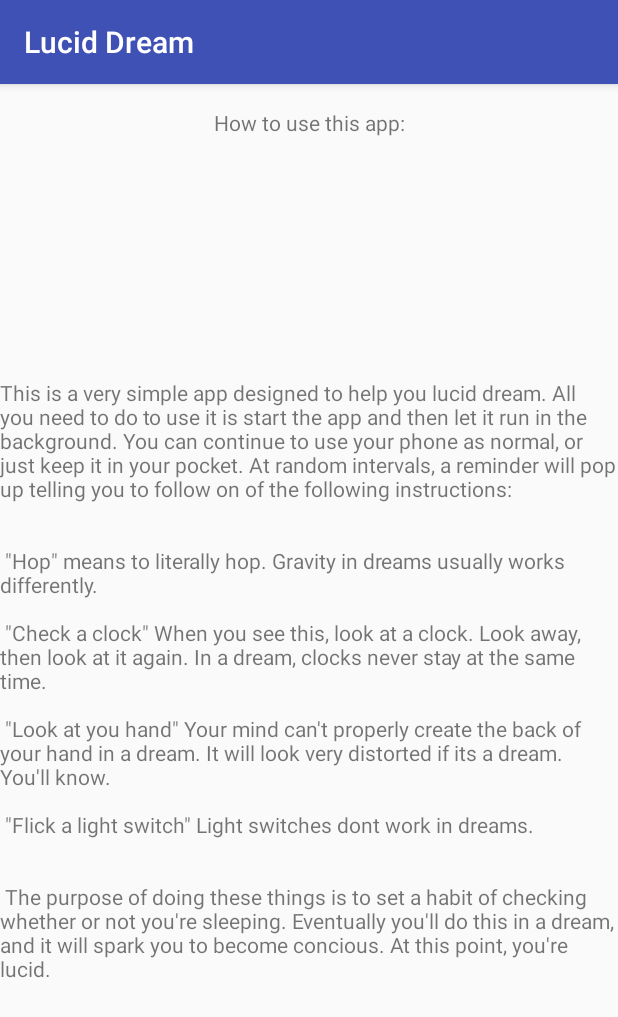
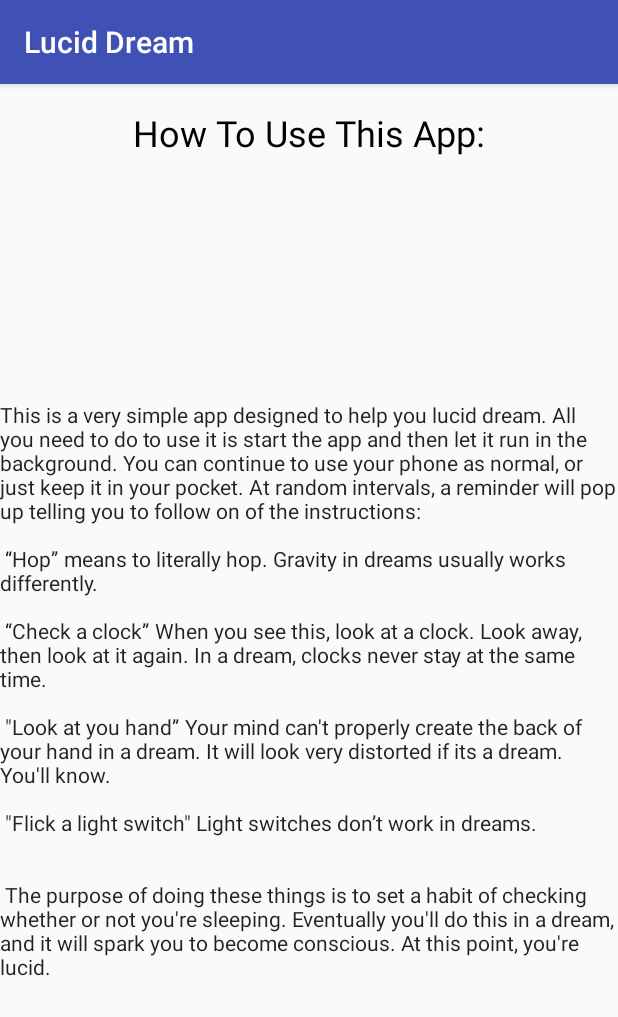
Before and after one commit to Jaked222/AreYouAwake, an Android app: the screen it shows after launch (MainActivity), on a phone screen of 412 x 824 dp. Shown: the top 1017 px of the screen. Run offline under Robolectric (Android 15) with nearby library versions, the phone set to English and light mode, and no system bars.

Commit message:
fixed text. went back to sleep function instead of alarmmanager.

```diff
--- a/app/src/main/java/com/example/jakeduncan/luciddream/MainActivity.java
+++ b/app/src/main/java/com/example/jakeduncan/luciddream/MainActivity.java
@@ -3,7 +3,6 @@ package com.example.jakeduncan.luciddream;
 import android.content.Intent;
 import android.os.Bundle;
 import android.support.v7.app.AppCompatActivity;
-import android.widget.TextView;
 
 
 public class MainActivity extends AppCompatActivity {
@@ -13,21 +12,6 @@ public class MainActivity extends AppCompatActivity {
         super.onCreate(savedInstanceState);
         setContentView(R.layout.activity_main);
 
-        TextView title = (TextView) findViewById(R.id.textView4);
-        TextView info = (TextView) findViewById(R.id.textView5);
-        title.setText("How to use this app:");
-        info.setText("This is a very simple app designed to help you lucid dream. All you need to do to use it is " +
-                "start the app and then let it run in the background. You can continue to use your phone as " +
-                "normal, or just keep it in your pocket. At random intervals, a reminder will pop up telling " +
-                "you to follow on of the following instructions: \n\n\n \"Hop\" means to literally hop. Gravity in " +
-                "dreams usually works differently. \n\n \"Check a clock\" When you see this, look at a clock." +
-                " Look away, then look at it again. In a dream, clocks never stay at the same time. " +
-                " \n\n \"Look at you hand\" Your mind can\'t properly create the back of your hand in a dream. " +
-                "It will look very distorted if its a dream. You\'ll know. \n\n \"Flick a light switch\" Light " +
-                "switches dont work in dreams. \n\n \n The purpose of doing these things is to set a habit of checking " +
-                "whether or not you\'re sleeping. Eventually you\'ll do this in a dream, and it will spark you to " +
-                "become concious. At this point, you\'re lucid.");
-
         Intent intent = new Intent(this, NotificationService.class);
         startService(intent);
     }
--- a/app/src/main/java/com/example/jakeduncan/luciddream/NotificationService.java
+++ b/app/src/main/java/com/example/jakeduncan/luciddream/NotificationService.java
@@ -1,9 +1,7 @@
 package com.example.jakeduncan.luciddream;
 
-import android.app.AlarmManager;
 import android.app.IntentService;
 import android.app.NotificationManager;
-import android.app.PendingIntent;
 import android.content.Context;
 import android.content.Intent;
 import android.os.Vibrator;
@@ -11,8 +9,9 @@ import android.support.v4.app.NotificationCompat;
 import android.util.Log;
 
 import java.util.ArrayList;
-import java.util.Calendar;
 import java.util.Random;
+
+import static java.lang.Thread.sleep;
 
 /**
  * Created by jakeduncan on 10/18/16.
@@ -26,14 +25,6 @@ public class NotificationService extends IntentService {
 
     public NotificationService() {
         super("Service");
-
-    }
-
-    @Override
-    protected void onHandleIntent(Intent intent) {
-        Log.d(TAG, "onHandleIntent: getting in");
-        Calendar cal = Calendar.getInstance();
-
         reminderList = new ArrayList();
         reminderList.add("Flick a Light Switch");
         reminderList.add("Hop");
@@ -41,8 +32,34 @@ public class NotificationService extends IntentService {
         reminderList.add("Look at the back of your hand");
 
 
+    }
+
+    @Override
+    protected void onHandleIntent(Intent intent) {
+        Log.d(TAG, "onHandleIntent: getting in");
 
 
+
+
+
+        makeNotification();
+
+//             Calender cal = Calnder.getInstance();
+//            AlarmManager alarm = (AlarmManager)getSystemService(Context.ALARM_SERVICE);
+//            PendingIntent pintent = PendingIntent.getService(getApplicationContext(), 0, intent, 0);
+//            alarm.cancel(pintent);
+//            alarm.setRepeating(AlarmManager.RTC_WAKEUP, cal.getTimeInMillis(), 5000, pintent);
+//
+        Random random = new Random();
+         try {
+            sleep(60000 * (random.nextInt(75) + 25));
+            startService(intent);
+        } catch (InterruptedException e) {
+            e.printStackTrace();
+        }
+    }
+
+    public void makeNotification(){
         Random random = new Random();
 
         NotificationCompat.Builder mBuilder =
@@ -58,19 +75,5 @@ public class NotificationService extends IntentService {
 
         Vibrator v = (Vibrator) getSystemService(Context.VIBRATOR_SERVICE);
         v.vibrate(300);
-
-            AlarmManager alarm = (AlarmManager)getSystemService(Context.ALARM_SERVICE);
-            PendingIntent pintent = PendingIntent.getService(getApplicationContext(), 0, intent, 0);
-            alarm.cancel(pintent);
-            alarm.setRepeating(AlarmManager.RTC_WAKEUP, cal.getTimeInMillis(), AlarmManager.INTERVAL_FIFTEEN_MINUTES, pintent);
-            //AlarmManager.INTERVAL_HOUR
-
-        // try {
-        //    sleep(5000);
-         //   startService(intent);
-     //   } catch (InterruptedException e) {
-      //      e.printStackTrace();
-      //  }
     }
-
 }
--- a/app/src/main/res/layout/activity_main.xml
+++ b/app/src/main/res/layout/activity_main.xml
@@ -8,10 +8,10 @@
     tools:context="com.example.jakeduncan.luciddream.MainActivity">
 
     <TextView
-        android:text="TextView"
+        android:text="How To Use This App:"
         android:layout_width="wrap_content"
         android:layout_height="wrap_content"
-        android:id="@+id/textView4"
+        android:id="@+id/titleView"
         android:layout_marginTop="16dp"
         app:layout_constraintTop_toTopOf="parent"
         android:layout_marginEnd="16dp"
@@ -19,13 +19,15 @@
         android:layout_marginRight="16dp"
         android:layout_marginStart="16dp"
         app:layout_constraintLeft_toLeftOf="parent"
-        android:layout_marginLeft="16dp" />
+        android:layout_marginLeft="16dp"
+        android:textAppearance="@style/TextAppearance.AppCompat.Headline"
+        android:textColor="@android:color/black" />
 
     <TextView
-        android:text="TextView"
+        android:text="@string/lucid"
         android:layout_width="wrap_content"
         android:layout_height="wrap_content"
-        android:id="@+id/textView5"
+        android:id="@+id/instructionsView"
         android:layout_marginEnd="16dp"
         app:layout_constraintRight_toRightOf="parent"
         android:layout_marginRight="16dp"
@@ -35,5 +37,7 @@
         app:layout_constraintBottom_toBottomOf="parent"
         android:layout_marginBottom="16dp"
         android:layout_marginTop="8dp"
-        app:layout_constraintTop_toBottomOf="@+id/textView4" />
+        app:layout_constraintTop_toBottomOf="@+id/titleView"
+        android:textAppearance="@style/TextAppearance.AppCompat.Body1"
+        android:fontFamily="sans-serif" />
 </android.support.constraint.ConstraintLayout>
--- a/app/src/main/res/values/strings.xml
+++ b/app/src/main/res/values/strings.xml
@@ -1,3 +1,11 @@
 <resources>
     <string name="app_name">Lucid Dream</string>
-   </resources>
+    <string name="lucid">This is a very simple app designed to help you lucid dream. All you need to do to use it is start the app and then let it run in the background.
+        You can continue to use your phone as normal, or just keep it in your pocket. At random intervals, a reminder will pop up telling you
+        to follow on of the instructions: \n \n “Hop” means to literally hop. Gravity in dreams usually works differently. \n\n
+        “Check a clock” When you see this, look at a clock. Look away, then look at it again. In a dream, clocks never stay at the same time. \n\n
+        \"Look at you hand” Your mind can\'t properly create the back of your hand in a dream. It will look very distorted if its a dream.
+        You\'ll know. \n\n \"Flick a light switch\" Light switches don’t work in dreams.\n\n \n The purpose of doing these things is to set a habit
+        of checking whether or not you\'re sleeping. Eventually you\'ll do this in a dream, and it will spark you to become conscious. At this point,
+        you\'re lucid.</string>
+</resources>
```
